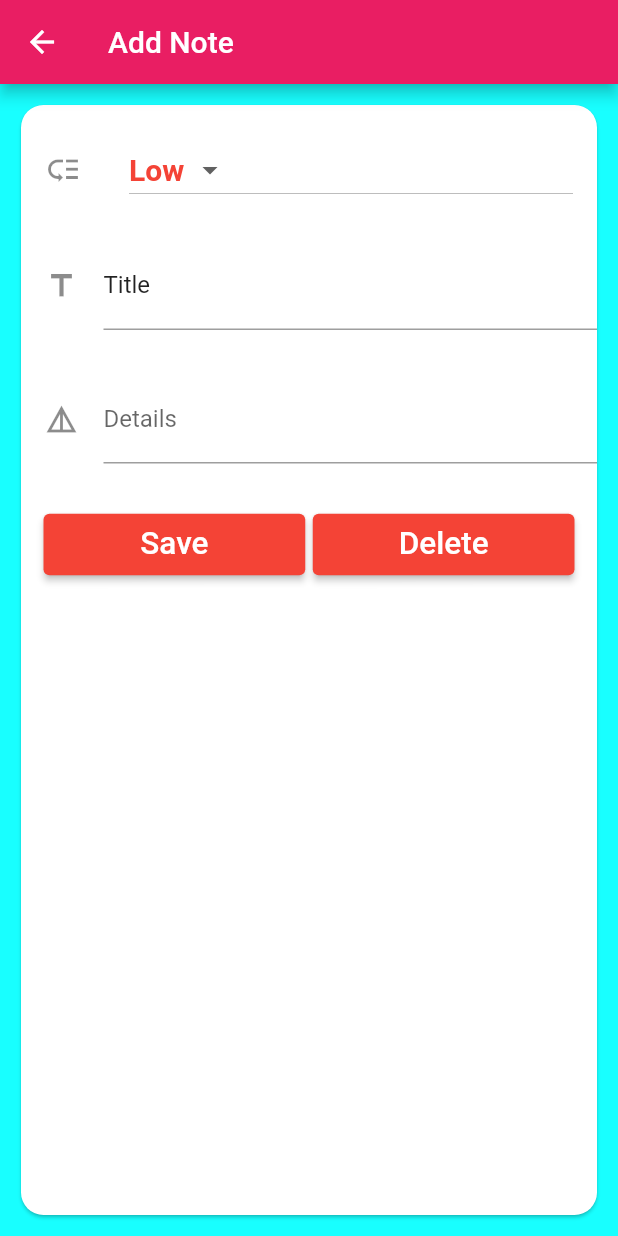
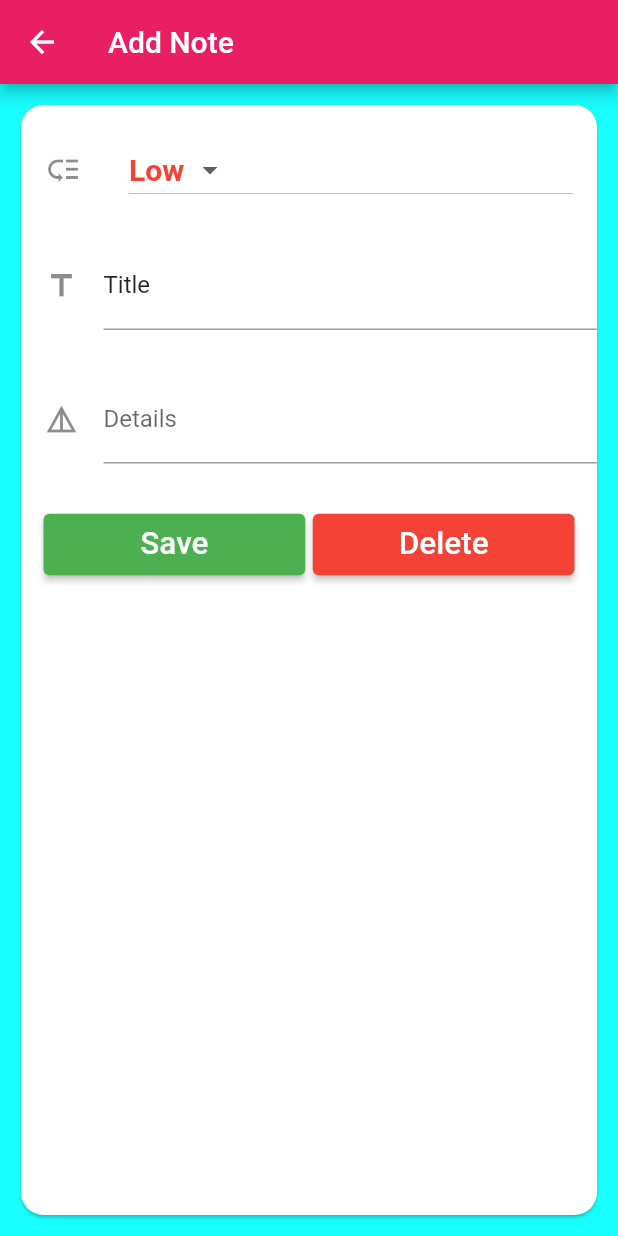
Before and after one commit to niharpshah/mydb_todo, a Flutter app: the screen it shows after launch, after a tap on the "add" icon, on a phone screen of 412 x 824 dp. Run offline on Flutter 3.47's test engine with Material 2 defaults, Android fonts, the phone set to English and light mode, and no system bars; our stand-ins replace sqflite; accounts and stored records are empty.

Commit message:
Save button color changed

```diff
--- a/lib/screens/note_details.dart
+++ b/lib/screens/note_details.dart
@@ -128,7 +128,7 @@ class NoteDetailState extends State<NoteDetail> {
                             ),
                           ),
                           style: ElevatedButton.styleFrom(
-                            backgroundColor: Colors.red,
+                            backgroundColor: Colors.green,
                             padding: const EdgeInsets.all(8.0),
                           ),
                           onPressed: () {
@@ -229,7 +229,7 @@ class NoteDetailState extends State<NoteDetail> {
 
   void movetoLastScreen() async {
     Navigator.pop(context, true);
-
+    print(note.id);
     note.date = DateFormat.yMMMd().format(DateTime.now());
     int result;
     if (note.id != null) {
```
Also changed, not shown: 1 other file.
